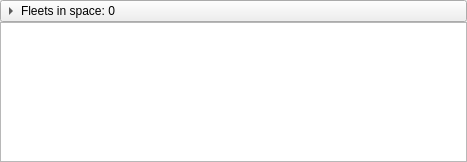
Old version of the form ui/flights_widget.ui in the repository minlexx/xnovacmd.
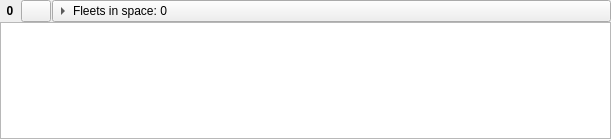
New version of the form. Icons and pictures are not drawn.

Commit message: Flights widget: display also toolbar button with icon and new messages count

Patch:
```diff
--- a/ui/flights_widget.ui
+++ b/ui/flights_widget.ui
@@ -6,13 +6,13 @@
    <rect>
     <x>0</x>
     <y>0</y>
-    <width>467</width>
-    <height>162</height>
+    <width>611</width>
+    <height>139</height>
    </rect>
   </property>
   <property name="minimumSize">
    <size>
-    <width>0</width>
+    <width>30</width>
     <height>22</height>
    </size>
   </property>
@@ -36,6 +36,86 @@
     <number>0</number>
    </property>
    <item>
+    <layout class="QHBoxLayout" name="horizontalLayout">
+     <property name="spacing">
+      <number>1</number>
+     </property>
+     <item>
+      <widget class="QLabel" name="lbl_msgCount">
+       <property name="minimumSize">
+        <size>
+         <width>20</width>
+         <height>0</height>
+        </size>
+       </property>
+       <property name="maximumSize">
+        <size>
+         <width>20</width>
+         <height>16777215</height>
+        </size>
+       </property>
+       <property name="font">
+        <font>
+         <weight>75</weight>
+         <bold>true</bold>
+        </font>
+       </property>
+       <property name="text">
+        <string>0</string>
+       </property>
+       <property name="textFormat">
+        <enum>Qt::PlainText</enum>
+       </property>
+       <property name="alignment">
+        <set>Qt::AlignCenter</set>
+       </property>
+      </widget>
+     </item>
+     <item>
+      <widget class="QToolButton" name="btn_messages">
+       <property name="enabled">
+        <bool>true</bool>
+       </property>
+       <property name="sizePolicy">
+        <sizepolicy hsizetype="Preferred" vsizetype="Fixed">
+         <horstretch>0</horstretch>
+         <verstretch>0</verstretch>
+        </sizepolicy>
+       </property>
+       <property name="minimumSize">
+        <size>
+         <width>30</width>
+         <height>22</height>
+        </size>
+       </property>
+       <property name="maximumSize">
+        <size>
+         <width>30</width>
+         <height>22</height>
+        </size>
+       </property>
+       <property name="text">
+        <string/>
+       </property>
+       <property name="icon">
+        <iconset resource="res.qrc">
+         <normaloff>:/i/message.png</normaloff>:/i/message.png</iconset>
+       </property>
+       <property name="iconSize">
+        <size>
+         <width>24</width>
+         <height>22</height>
+        </size>
+       </property>
+       <property name="toolButtonStyle">
+        <enum>Qt::ToolButtonIconOnly</enum>
+       </property>
+       <property name="arrowType">
+        <enum>Qt::NoArrow</enum>
+       </property>
+      </widget>
+     </item>
+     <item>
     <widget class="QToolButton" name="btn_show">
      <property name="sizePolicy">
       <sizepolicy hsizetype="Preferred" vsizetype="Fixed">
@@ -75,6 +155,8 @@
      </property>
     </widget>
    </item>
+    </layout>
+   </item>
    <item>
     <widget class="QTableWidget" name="tw_flights">
      <property name="minimumSize">
```
Left out of the diff: 6 changed lines with no effect on the pictures. Lines whose indentation alone changed are shown as unchanged.
